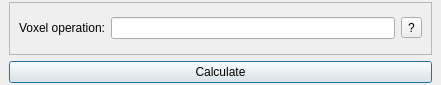
This is plugins/VoxelOperation/forms/voxelOperation.ui in isis-group/vast as Qt 5 draws it before an edit. The edited form follows.
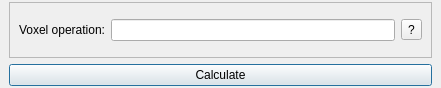
This is the edited form.

```diff
--- a/plugins/VoxelOperation/forms/voxelOperation.ui
+++ b/plugins/VoxelOperation/forms/voxelOperation.ui
@@ -7,7 +7,7 @@
     <x>0</x>
     <y>0</y>
     <width>441</width>
-    <height>85</height>
+    <height>88</height>
    </rect>
   </property>
   <property name="windowTitle">
```
Left out of the diff: 27 changed lines with no effect on the pictures.
